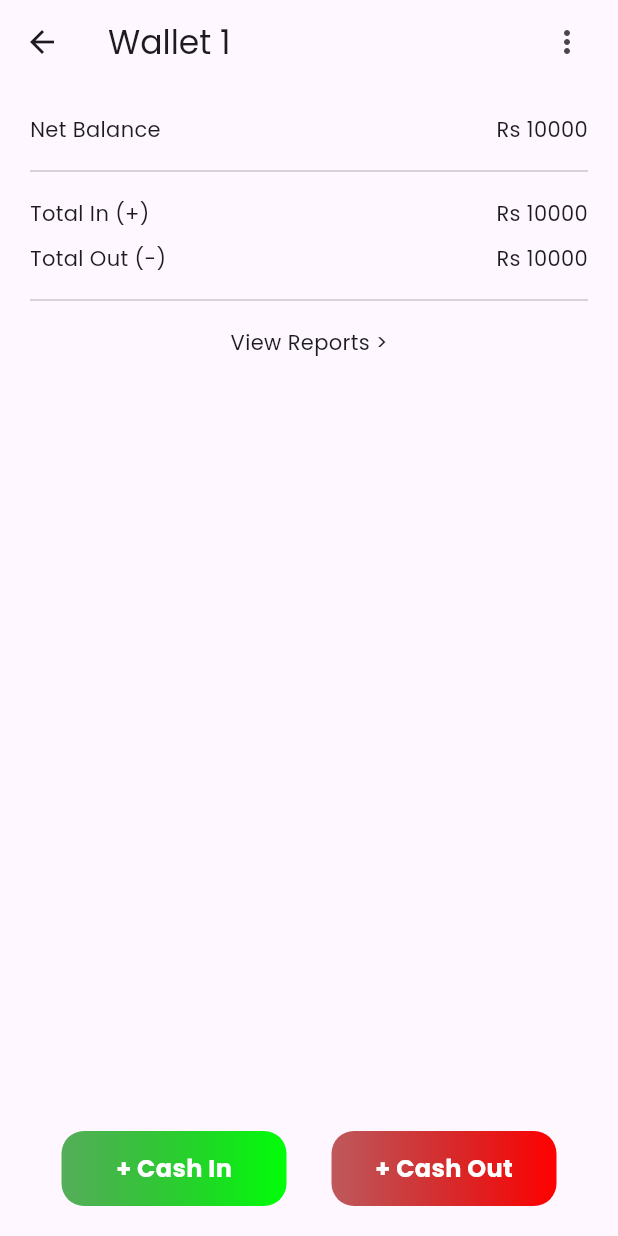
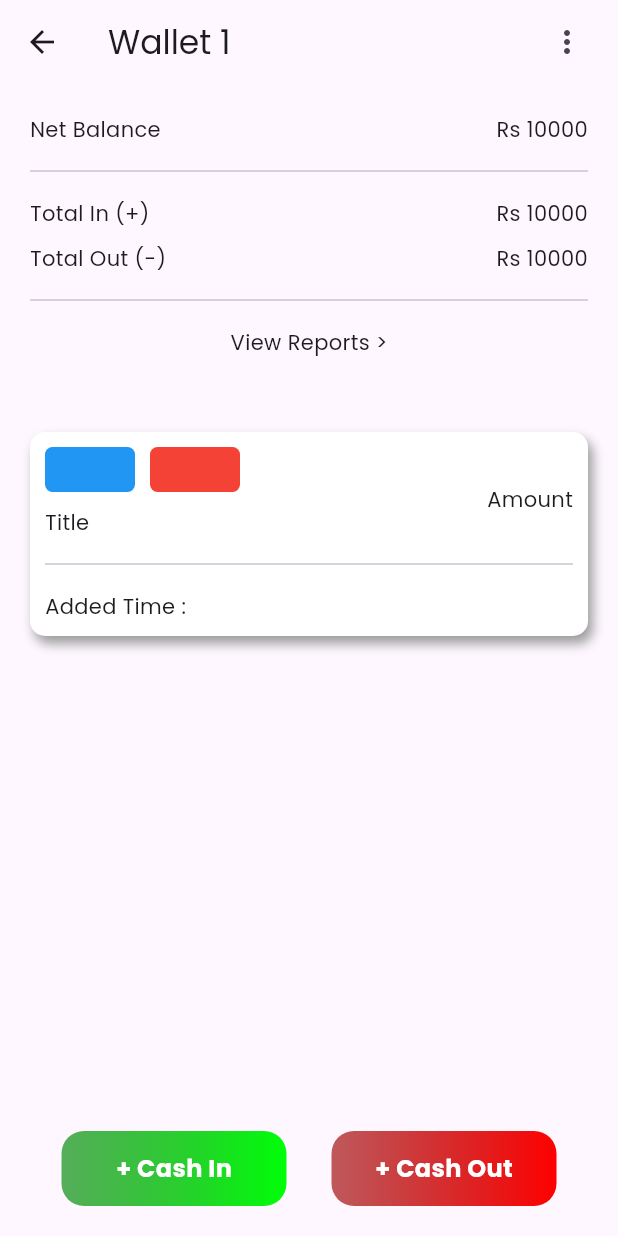
Before and after one commit to THARINDUnirmal/money-nest-flutter-app, a Flutter app: the SingleWalletScreen screen opened directly, on a phone screen of 412 x 824 dp. Run offline on Flutter 3.47's test engine with Material 3 defaults, Android fonts, the phone set to English and light mode, and no system bars; our stand-ins replace curved_navigation_bar, flutter_svg, google_fonts, lottie.

Commit message:
update some ui parts

```diff
--- /dev/null
+++ b/lib/models/expense_model.dart
@@ -0,0 +1,25 @@
+import 'package:flutter/material.dart';
+
+class ExpenseModel {
+  final String id;
+  final String title;
+  final String category;
+  final double amount;
+  final bool isExpense;
+  final String description;
+  final String attachImagePath;
+  final DateTime createdDate;
+  final TimeOfDay createdTime;
+
+  ExpenseModel({
+    required this.id,
+    required this.title,
+    required this.category,
+    required this.amount,
+    required this.isExpense,
+    required this.description,
+    required this.attachImagePath,
+    required this.createdDate,
+    required this.createdTime,
+  });
+}
--- a/lib/view/single_screens/single_wallet_screen.dart
+++ b/lib/view/single_screens/single_wallet_screen.dart
@@ -86,7 +86,8 @@ class SingleWalletScreen extends StatelessWidget {
           SizedBox(width: 10),
         ],
       ),
-      body: Padding(
+      body: SingleChildScrollView(
+        child: Padding(
           padding: EdgeInsets.all(AppConstatnts.appPadding),
           child: Column(
             children: [
@@ -118,10 +119,76 @@ class SingleWalletScreen extends StatelessWidget {
                     Divider(),
                     SizedBox(height: 10),
                     Center(child: Text("View Reports >")),
+
+                    SizedBox(height: 50),
+                    Container(
+                      padding: EdgeInsets.all(10),
+                      width: double.infinity,
+                      decoration: BoxDecoration(
+                        boxShadow: [
+                          BoxShadow(
+                            blurRadius: 6,
+                            color: Colors.grey,
+                            offset: Offset(3, 5),
+                          ),
+                        ],
+                        color: Colors.white,
+                        borderRadius: BorderRadius.circular(10),
+                      ),
+                      child: Column(
+                        crossAxisAlignment: CrossAxisAlignment.start,
+                        children: [
+                          Row(
+                            children: [
+                              Column(
+                                crossAxisAlignment: CrossAxisAlignment.start,
+                                children: [
+                                  Row(
+                                    children: [
+                                      Container(
+                                        width: 60,
+                                        height: 30,
+                                        decoration: BoxDecoration(
+                                          color: Colors.blue,
+                                          borderRadius: BorderRadius.circular(
+                                            5,
+                                          ),
+                                        ),
+                                      ),
+                                      SizedBox(width: 10),
+                                      Container(
+                                        width: 60,
+                                        height: 30,
+                                        decoration: BoxDecoration(
+                                          borderRadius: BorderRadius.circular(
+                                            5,
+                                          ),
+                                          color: Colors.red,
+                                        ),
+                                      ),
+                                    ],
+                                  ),
+                                  SizedBox(height: 10),
+                                  Text("Title"),
+                                  SizedBox(height: 10),
+                                ],
+                              ),
+                              Spacer(),
+                              Text("Amount"),
+                            ],
+                          ),
+
+                          Divider(),
+                          SizedBox(height: 10),
+                          Text("Added Time :"),
                         ],
                       ),
                     ),
                   ],
+                ),
+              ),
+            ],
+          ),
         ),
       ),
       bottomNavigationBar: Padding(
```
Lines whose indentation alone changed are shown as unchanged.
